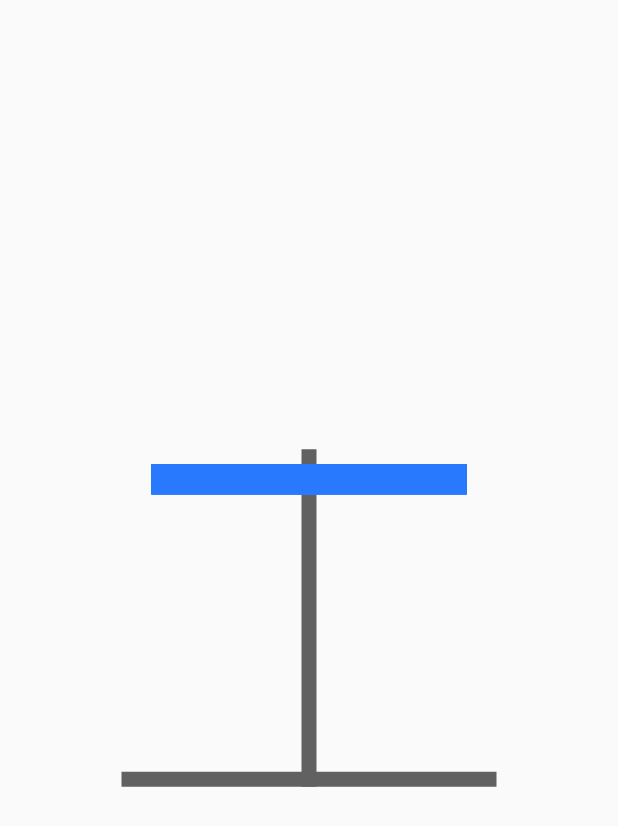
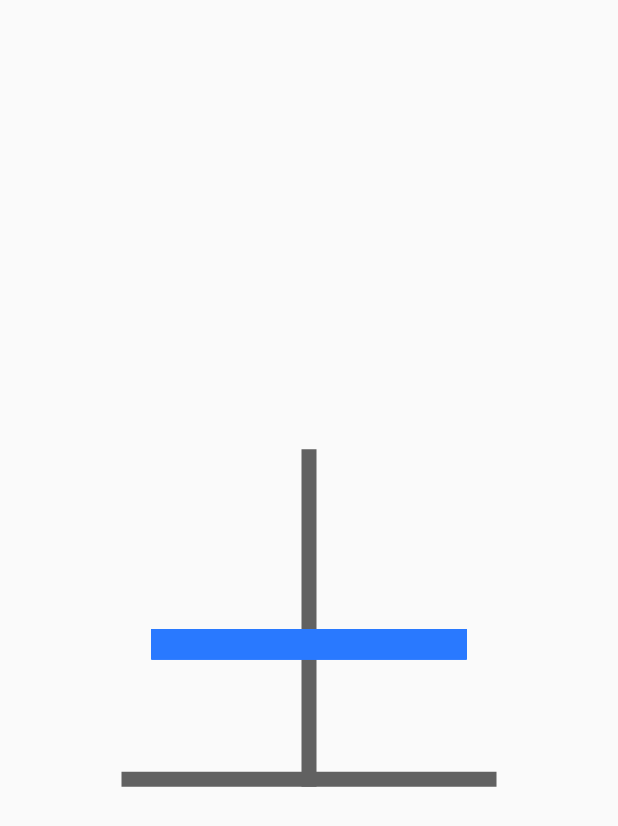
Before and after one commit to lairmartes/hanoi_tower_game, a Flutter app: the screen it shows after launch, on a phone screen of 412 x 824 dp. Shown: the top 826 px of the screen. Run offline on Flutter 3.47's test engine with Material 2 defaults, Android fonts, the phone set to English and light mode, and no system bars; missing offline and left inert: hanoi_tower_control.

Commit message:
FEAT-PIN Organize element creation order

```diff
--- a/lib/widget/pin.dart
+++ b/lib/widget/pin.dart
@@ -69,28 +69,16 @@ class _PinState extends State<Pin> {
                           ),
                         ),
 
-                      _pinDisks.disks.length > 9 ? disk(190, _pinDisks.disks.elementAt(9).size, context) : disk(10, 8, context),
-                      _pinDisks.disks.length > 8 ? disk(170, _pinDisks.disks.elementAt(8).size, context) : disk(10, 8, context),
-                      _pinDisks.disks.length > 7 ? disk(150, _pinDisks.disks.elementAt(7).size, context) : disk(10, 8, context),
-                      _pinDisks.disks.length > 6 ?  disk(130, _pinDisks.disks.elementAt(6).size, context) : disk(10, 8, context),
-                      _pinDisks.disks.length > 5 ?  disk(110, _pinDisks.disks.elementAt(5).size, context) : disk(10, 8, context),
-                      _pinDisks.disks.length > 4 ? disk(90, _pinDisks.disks.elementAt(4).size, context) : disk(10, 8, context),
-                      _pinDisks.disks.length > 3 ? disk(70, _pinDisks.disks.elementAt(3).size, context) : disk(10, 8, context),
-                      _pinDisks.disks.length > 2 ?  disk(50, _pinDisks.disks.elementAt(2).size, context) : disk(10, 8, context),
-                      _pinDisks.disks.length > 1 ? disk(30, _pinDisks.disks.elementAt(1).size, context) : disk(10, 8, context),
-                      _pinDisks.disks.length > 0 ? disk(10, _pinDisks.disks.elementAt(0).size, context) : disk(10, 8, context),
-/*
-                      _pinDisks.disks.length > 9 ? disk(10, _pinDisks.disks.elementAt(9).size, context) : disk(10, 8, context),
-                      _pinDisks.disks.length > 8 ? disk(30, _pinDisks.disks.elementAt(8).size, context) : disk(10, 8, context),
-                      _pinDisks.disks.length > 7 ? disk(50, _pinDisks.disks.elementAt(7).size, context) : disk(10, 8, context),
-                      _pinDisks.disks.length > 6 ?  disk(70, _pinDisks.disks.elementAt(6).size, context) : disk(10, 8, context),
-                      _pinDisks.disks.length > 5 ? disk(90, _pinDisks.disks.elementAt(5).size, context) : disk(10, 8, context),
-                      _pinDisks.disks.length > 4 ? disk(110, _pinDisks.disks.elementAt(4).size, context) : disk(10, 8, context),
-                      _pinDisks.disks.length > 3 ?  disk(130, _pinDisks.disks.elementAt(3).size, context) : disk(10, 8, context),
-                      _pinDisks.disks.length > 2 ? disk(150, _pinDisks.disks.elementAt(2).size, context) : disk(10, 8, context),
-                      _pinDisks.disks.length > 1 ? disk(170, _pinDisks.disks.elementAt(1).size, context) : disk(10, 8, context),
-                      _pinDisks.disks.length > 0 ? disk(190, _pinDisks.disks.elementAt(0).size, context) : disk(10, 8, context),
-    */
+                      _pinDisks.disks.length > 0 ? disk(10, _pinDisks.disks.elementAt(0).size, context) : disk(120, 8, context),
+                      _pinDisks.disks.length > 1 ? disk(30, _pinDisks.disks.elementAt(1).size, context) : disk(120, 8, context),
+                      _pinDisks.disks.length > 2 ?  disk(50, _pinDisks.disks.elementAt(2).size, context) : disk(120, 8, context),
+                      _pinDisks.disks.length > 3 ? disk(70, _pinDisks.disks.elementAt(3).size, context) : disk(120, 8, context),
+                      _pinDisks.disks.length > 4 ? disk(90, _pinDisks.disks.elementAt(4).size, context) : disk(120, 8, context),
+                      _pinDisks.disks.length > 5 ?  disk(110, _pinDisks.disks.elementAt(5).size, context) : disk(120, 8, context),
+                      _pinDisks.disks.length > 6 ?  disk(130, _pinDisks.disks.elementAt(6).size, context) : disk(120, 8, context),
+                      _pinDisks.disks.length > 7 ? disk(150, _pinDisks.disks.elementAt(7).size, context) : disk(120, 8, context),
+                      _pinDisks.disks.length > 8 ? disk(170, _pinDisks.disks.elementAt(8).size, context) : disk(120, 8, context),
+                      _pinDisks.disks.length > 9 ? disk(190, _pinDisks.disks.elementAt(9).size, context) : disk(120, 8, context),
 
                     ],
                   ),
```
